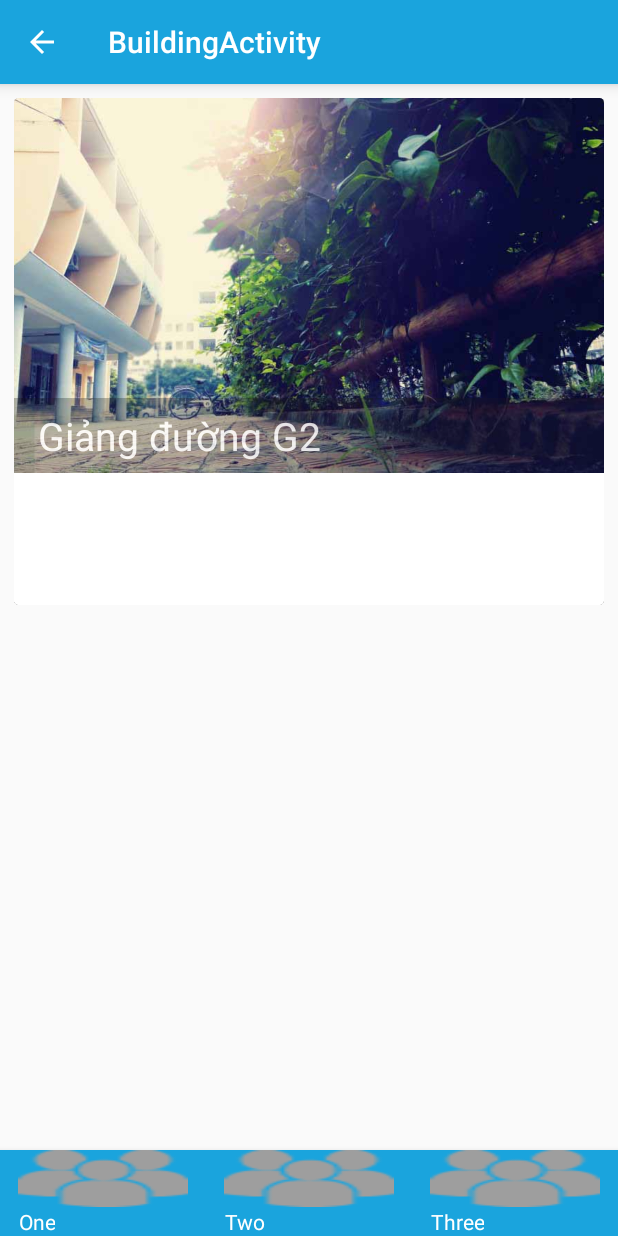
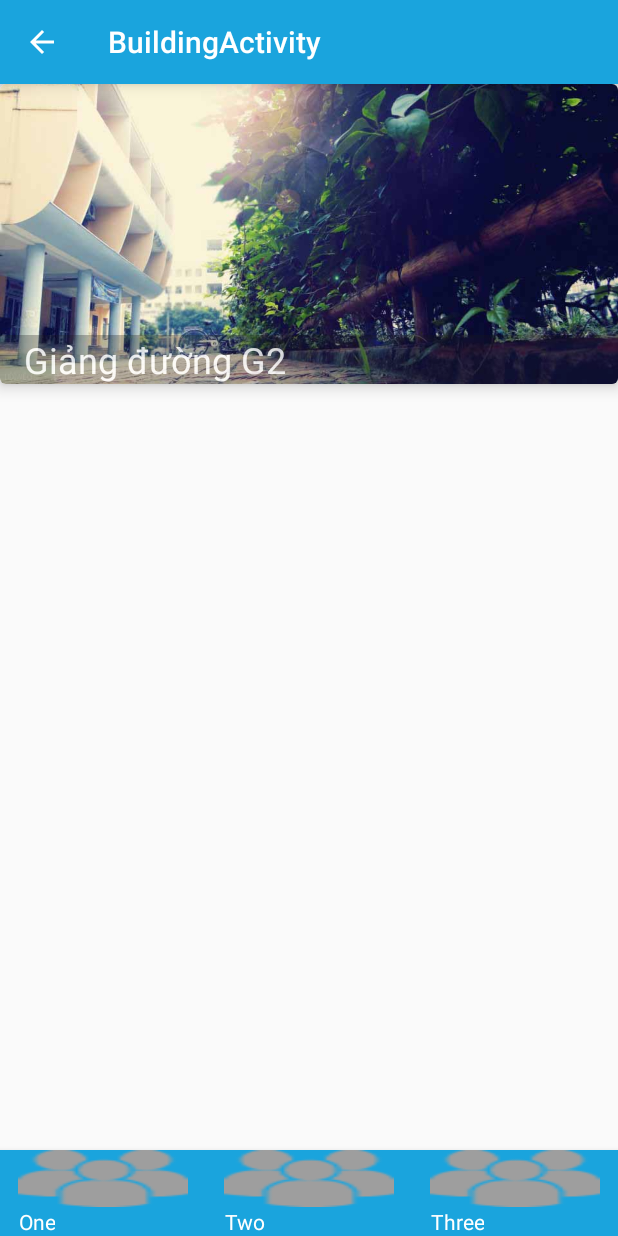
Before and after one commit to Aquarius-VNU/VNUMap, an Android app: the screen it shows after launch (BuildingActivity), on a phone screen of 412 x 824 dp. Run offline under Robolectric (Android 15) with nearby library versions, the phone set to English and light mode, and no system bars.

Commit message:
[BuildingActivity] remove description from cardview

```diff
--- a/app/src/main/java/com/aquarius/vnumap/ui/BuildingFragment.java
+++ b/app/src/main/java/com/aquarius/vnumap/ui/BuildingFragment.java
@@ -114,7 +114,7 @@ public class BuildingFragment extends Fragment {
         public void onBindViewHolder(ViewHolder viewHolder, int i) {
             Building floor = mItems.get(i);
             viewHolder.tvBuilding.setText(floor.getName());
-            viewHolder.tvDesBuilding.setText(floor.getDescription());
+//            viewHolder.tvDesBuilding.setText(floor.getDescription());
 //            viewHolder.imgThumbnail.setImageResource(floor.getImage());
             loadBitmap(floor.getImage(), viewHolder.imgThumbnail);
             int image = floor.getImage();
@@ -131,13 +131,13 @@ public class BuildingFragment extends Fragment {
 
             public ImageView imgThumbnail;
             public TextView tvBuilding;
-            public TextView tvDesBuilding;
+//            public TextView tvDesBuilding;
 
             public ViewHolder(final View itemView) {
                 super(itemView);
                 imgThumbnail = (ImageView)itemView.findViewById(R.id.img_thumbnail);
                 tvBuilding = (TextView)itemView.findViewById(R.id.tv_building);
-                tvDesBuilding = (TextView)itemView.findViewById(R.id.tv_des_building);
+//                tvDesBuilding = (TextView)itemView.findViewById(R.id.tv_des_building);
                 itemView.setOnClickListener(new View.OnClickListener() {
                     @Override
                     public void onClick(View v) {
--- a/app/src/main/res/layout/recycler_view_card_item.xml
+++ b/app/src/main/res/layout/recycler_view_card_item.xml
@@ -6,29 +6,26 @@
     android:orientation="vertical">
 
     <android.support.v7.widget.CardView
-        android:layout_width="fill_parent"
-        android:layout_height="wrap_content"
-        card_view:cardCornerRadius="3dp"
-        android:layout_marginTop="9dp"
-        android:layout_marginLeft="9dp"
-        android:layout_marginRight="9dp"
-        card_view:cardElevation="0.01dp"
-        android:layout_marginBottom="0dp">
+        android:layout_width="match_parent"
+        android:layout_height="200dp"
+        android:layout_gravity="center"
+        card_view:cardCornerRadius="4dp"
+        card_view:cardElevation="6dp">
         <RelativeLayout
             android:id="@+id/top_layout"
-            android:layout_width="fill_parent"
-            android:layout_height="338dp">
+            android:layout_width="match_parent"
+            android:layout_height="match_parent">
 
             <ImageView
                 android:id="@+id/img_thumbnail"
                 android:layout_width="fill_parent"
-                android:layout_height="250dp"
+                android:layout_height="match_parent"
                 android:scaleType="centerCrop"
-                android:layout_marginBottom="50dp"/>
+                />
             <TextView
                 android:id="@+id/tv_building"
                 android:layout_width="fill_parent"
-                android:layout_height="50dp"
+                android:layout_height="wrap_content"
                 android:paddingLeft="@dimen/activity_horizontal_margin"
                 android:paddingRight="@dimen/activity_horizontal_margin"
                 android:layout_gravity="bottom"
@@ -36,29 +33,13 @@
                 android:background="#5c1b1b1b"
                 android:alpha="0.8"
                 android:textColor="#fff"
-                android:textSize="26sp"
+                android:textSize="24sp"
                 android:text="Test"
                 android:layout_alignBottom="@+id/img_thumbnail"
                 android:layout_alignParentLeft="true"
                 android:layout_alignParentStart="true" />
 
 
-        <TextView
-            android:id="@+id/tv_des_building"
-            android:layout_width="fill_parent"
-            android:layout_height="wrap_content"
-            android:paddingLeft="@dimen/activity_horizontal_margin"
-            android:paddingRight="@dimen/activity_horizontal_margin"
-            android:paddingTop="5dp"
-            android:paddingBottom="2dp"
-            android:alpha="0.8"
-            android:textColor="#ff272727"
-            android:textSize="15dp"
-            android:text="Test Test Test Test Test Test Test Test Test Test Test Test Test Test Test Test Test Test Test Test Test"
-            android:layout_below="@+id/tv_building"
-            android:layout_alignParentLeft="true"
-            android:layout_alignParentStart="true"
-            android:layout_alignParentBottom="true" />
         </RelativeLayout>
     </android.support.v7.widget.CardView>
 
```
Also changed, not shown: 1 other file.
